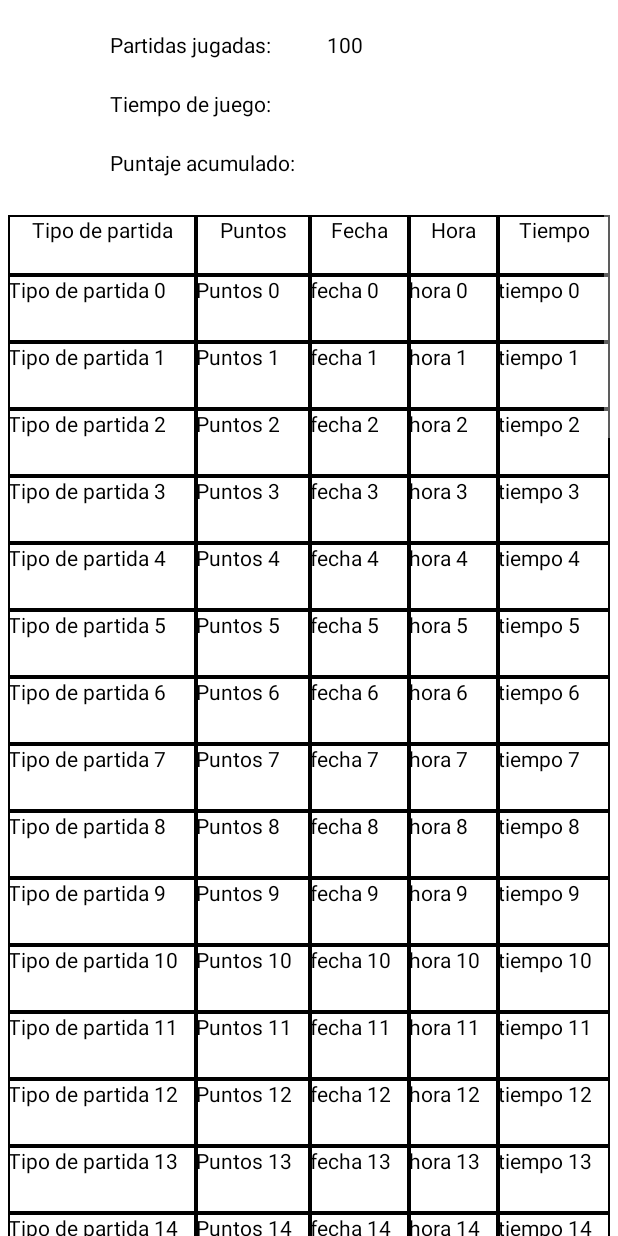
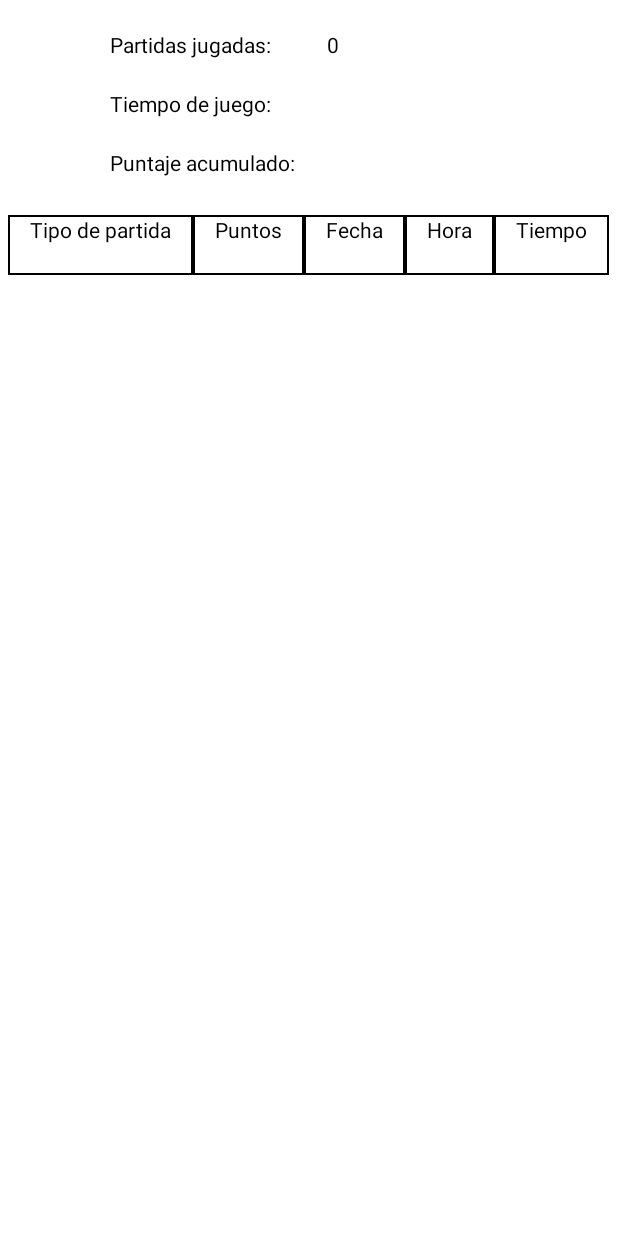
Before and after one commit to UPV-SharpSoft/TWINS, an Android app: the RankingActivity screen opened directly, with no data from a screen before it, on a phone screen of 412 x 824 dp. Run offline under Robolectric (Android 15) with nearby library versions, the phone set to English and light mode, and no system bars.

Commit message:
medio ranking

```diff
--- a/TWINS/app/src/main/java/com/sharpsoft/twinsapp/GameOverActivity.java
+++ b/TWINS/app/src/main/java/com/sharpsoft/twinsapp/GameOverActivity.java
@@ -8,6 +8,7 @@ import android.view.View;
 import android.widget.Button;
 import android.widget.TextView;
 
+import com.sharpsoft.twins_clases.logic.FinalScore;
 import com.sharpsoft.twinsapp.AndroidStudioLogic.AudioFacade;
 import com.sharpsoft.twinsapp.AndroidStudioLogic.ConfigSingleton;
 import com.sharpsoft.twinsapp.AndroidStudioLogic.Level;
@@ -29,7 +30,6 @@ public class GameOverActivity extends AppCompatActivity {
     private Button mainMenuButton, resetButton;
     private AudioFacade audioFacadeInstance = AudioFacade.getInstance();
     private Level level;
-    public ArrayList<RankingActivity> results;
 
     @Override
     protected void onCreate(Bundle savedInstanceState) {
@@ -71,6 +71,11 @@ public class GameOverActivity extends AppCompatActivity {
         level = (Level) data.get("level");
 
         Calendar cal = Calendar.getInstance();
+
+        FinalScore results = new FinalScore(level.getType().toString(), score, totalTime, cal);
+
+        ConfigSingleton config =  ConfigSingleton.getInstance();
+        config.saveFinalScore(results, this);
     }
 
     private void createButtons(){
--- a/TWINS/app/src/main/java/com/sharpsoft/twinsapp/RankingActivity.java
+++ b/TWINS/app/src/main/java/com/sharpsoft/twinsapp/RankingActivity.java
@@ -8,9 +8,10 @@ import android.widget.TableLayout;
 import android.widget.TableRow;
 import android.widget.TextView;
 
-import java.sql.Time;
-import java.util.ArrayList;
-import java.util.Date;
+import com.sharpsoft.twins_clases.logic.FinalScore;
+import com.sharpsoft.twinsapp.AndroidStudioLogic.ConfigSingleton;
+
+import java.util.List;
 
 public class RankingActivity extends AppCompatActivity {
     TableLayout table;
@@ -31,21 +32,21 @@ public class RankingActivity extends AppCompatActivity {
 
     private void fillTable(){
 
-        Bundle data = getIntent().getExtras();
-        //results = data.getParcelableArrayList("results");
+        ConfigSingleton config =  ConfigSingleton.getInstance();
+        List<FinalScore> results = config.getFinalScores(this);
 
-        for(int i = 0; i < 100; i++){
+        for(int i = 0; i < results.size(); i++){
             TableRow tr = new TableRow(this);
 
-            TextView tvTipo = createTextView("Tipo de partida " + i);
+            TextView tvTipo = createTextView(results.get(i).getType());
 
-            TextView tvPuntos = createTextView("Puntos " + i);
+            TextView tvPuntos = createTextView(String.valueOf(results.get(i).getPoints()));
 
-            TextView tvFecha = createTextView("fecha " + i);
+            TextView tvFecha = createTextView("Doctor dame una fecha que me duele el tobillo");
 
-            TextView tvHora = createTextView("hora " + i);
+            TextView tvHora = createTextView("Tienes hora nena? Pues introducela aqui");
 
-            TextView tvTiempo = createTextView("tiempo " + i);
+            TextView tvTiempo = createTextView(String.valueOf(results.get(i).getTime()));
 
             tr.addView(tvTipo);
             tr.addView(tvPuntos);
--- a/TWINS/app/src/main/res/layout/activity_ranking.xml
+++ b/TWINS/app/src/main/res/layout/activity_ranking.xml
@@ -35,7 +35,7 @@
                     android:layout_width="match_parent"
                     android:layout_height="40dp"
                     android:background="@drawable/square_button"
-                    android:text="Tipo de partida"
+                    android:text="@string/tipo_de_partida"
                     android:textAlignment="center"
                     android:textColor="#000000" />
 
@@ -44,7 +44,7 @@
                     android:layout_width="match_parent"
                     android:layout_height="40dp"
                     android:background="@drawable/square_button"
-                    android:text="Puntos"
+                    android:text="@string/puntos"
                     android:textAlignment="center"
                     android:textColor="#000000" />
 
@@ -53,7 +53,7 @@
                     android:layout_width="match_parent"
                     android:layout_height="40dp"
                     android:background="@drawable/square_button"
-                    android:text="Fecha"
+                    android:text="@string/fecha"
                     android:textAlignment="center"
                     android:textColor="#000000" />
 
@@ -62,7 +62,7 @@
                     android:layout_width="match_parent"
                     android:layout_height="40dp"
                     android:background="@drawable/square_button"
-                    android:text="Hora"
+                    android:text="@string/hora"
                     android:textAlignment="center"
                     android:textColor="#000000" />
 
@@ -71,7 +71,7 @@
                     android:layout_width="match_parent"
                     android:layout_height="40dp"
                     android:background="@drawable/square_button"
-                    android:text="Tiempo"
+                    android:text="@string/tiempo"
                     android:textAlignment="center"
                     android:textColor="#000000" />
             </TableRow>
@@ -85,7 +85,7 @@
         android:layout_width="wrap_content"
         android:layout_height="wrap_content"
         android:layout_marginTop="20dp"
-        android:text="Partidas jugadas:"
+        android:text="@string/partidas_jugadas"
         android:textColor="#000000"
         app:layout_constraintEnd_toEndOf="parent"
         app:layout_constraintHorizontal_bias="0.242"
@@ -97,7 +97,7 @@
         android:layout_width="wrap_content"
         android:layout_height="wrap_content"
         android:layout_marginTop="20dp"
-        android:text="Tiempo de juego:"
+        android:text="@string/tiempo_de_juego"
         android:textColor="#000000"
         app:layout_constraintEnd_toEndOf="parent"
         app:layout_constraintHorizontal_bias="0.241"
@@ -109,7 +109,7 @@
         android:layout_width="wrap_content"
         android:layout_height="wrap_content"
         android:layout_marginTop="20dp"
-        android:text="Puntaje acumulado:"
+        android:text="@string/puntaje_acumulado"
         android:textColor="#000000"
         app:layout_constraintEnd_toEndOf="parent"
         app:layout_constraintHorizontal_bias="0.255"
--- a/TWINS/app/src/main/res/values/strings.xml
+++ b/TWINS/app/src/main/res/values/strings.xml
@@ -6,6 +6,14 @@
     <string name="quieres_escoger_una_carta_predeterminada">¿QUIERES ESCOGER UNA CARTA PREDETERMINADA?</string>
     <string name="back">BACK</string>
     <string name="level1"></string>
+    <string name="partidas_jugadas">Partidas jugadas:</string>
+    <string name="tiempo_de_juego">Tiempo de juego:</string>
+    <string name="puntaje_acumulado">Puntaje acumulado:</string>
+    <string name="tiempo">Tiempo</string>
+    <string name="hora">Hora</string>
+    <string name="fecha">Fecha</string>
+    <string name="puntos">Puntos</string>
+    <string name="tipo_de_partida">Tipo de partida</string>
 
     <string-array name="gamemode">
         <item>Estándar</item>
```
